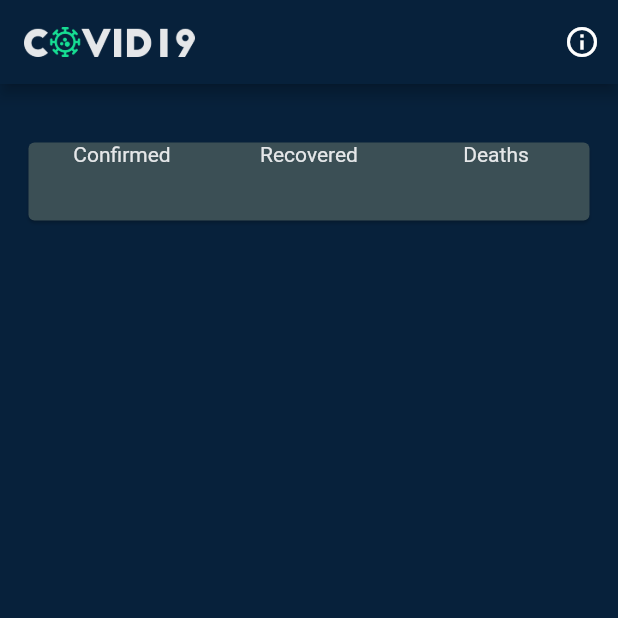
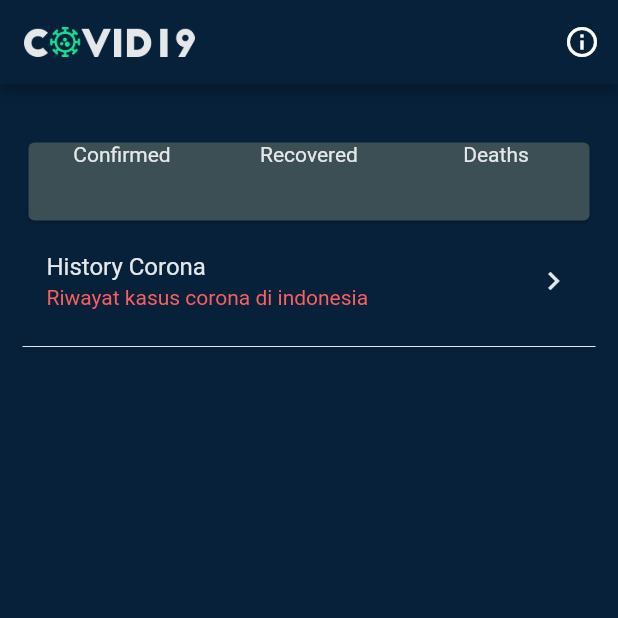
Before and after one commit to awalsetya/covid19_monitor, a Flutter app: the screen it shows after launch, on a phone screen of 412 x 824 dp, the top half of it. Run offline on Flutter 3.47's test engine with Material 2 defaults, Android fonts, the phone set to English and light mode, and no system bars; our stand-ins replace flutter_datetime_picker; network calls fail.

```diff
--- a/lib/models/country_model.dart
+++ b/lib/models/country_model.dart
@@ -1,9 +1,29 @@
+// To parse this JSON data, do
+//
+//     final countryModel = countryModelFromJson(jsonString);
+
 import 'package:meta/meta.dart';
 import 'dart:convert';
 
-CountryModel countryModelFromJson(String str) =>CountryModel.fromMap(json.decode(str));
+CountryModel countryModelFromJson(String str) => CountryModel.fromMap(json.decode(str));
 
 String countryModelToJson(CountryModel data) => json.encode(data.toMap());
+
+class CountryModel {
+    List<Country> countries;
+
+    CountryModel({
+        @required this.countries,
+    });
+
+    factory CountryModel.fromMap(Map<String, dynamic> json) => CountryModel(
+        countries: json["countries"] == null ? null : List<Country>.from(json["countries"].map((x) => Country.fromMap(x))),
+    );
+
+    Map<String, dynamic> toMap() => {
+        "countries": countries == null ? null : List<dynamic>.from(countries.map((x) => x.toMap())),
+    };
+}
 
 class Country {
     String name;
@@ -25,27 +45,6 @@ class Country {
     Map<String, dynamic> toMap() => {
         "name": name == null ? null : name,
         "iso2": iso2 == null ? null : iso2,
-        "iso": iso3 == null ? null : iso3,
+        "iso3": iso3 == null ? null : iso3,
     };
 }
-
-class CountryModel {
-  List<Country> countries;
-
-  CountryModel({
-    @required this.countries,
-  });
-
-  factory CountryModel.fromMap(Map<String, dynamic> json) => CountryModel(
-        countries: json["countries"] == null
-            ? null
-            : List<Country>.from(
-                json["couuntries"].map((x) => Country.fromMap(json))),
-      );
-
-  Map<String, dynamic> toMap() => {
-        "countries": countries == null
-            ? null
-            : List<dynamic>.from(countries.map((x) => x.toMap())),
-      };
-}
--- a/lib/models/detail_coutry.dart
+++ b/lib/models/detail_coutry.dart
@@ -47,7 +47,7 @@ class Confirmed {
     @required this.value,
     @required this.detail,
   });
-  factory Confirmed.fromMap(Map<String, dynamic>json) => Confirmed(value: json["value"] == null ? null : json["vlaue"],
+  factory Confirmed.fromMap(Map<String, dynamic>json) => Confirmed(value: json["value"] == null ? null : json["value"],
   detail: json["detail"] == null ? null : json["detail"],
   );
   Map<String, dynamic>toMap()=> {
--- a/lib/models/home_model.dart
+++ b/lib/models/home_model.dart
@@ -1,3 +1,7 @@
+// To parse this JSON data, do
+//
+//     final homeModel = homeModelFromJson(jsonString);
+
 import 'package:meta/meta.dart';
 import 'dart:convert';
 
@@ -31,28 +35,16 @@ class HomeModel {
     });
 
     factory HomeModel.fromMap(Map<String, dynamic> json) => HomeModel(
-        confirmed: json["confirmed"] == null
-            ? null
-            : Confirmed.fromMap(json["confirmed"]),
-        recovered: json["recovered"] == null
-            ? null
-            : Confirmed.fromMap(json["recovered"]),
-        deaths:
-            json["deaths"] == null ? null : Confirmed.fromMap(json["deaths"]),
-        dailySummary:
-            json["dailySummary"] == null ? null : json["dailySummary"],
-        dailyTimeSeries: json["dailyTimeSeries"] == null
-            ? null
-            : CountryDetail.fromMap(json["dailyTimeSeries"]),
+        confirmed: json["confirmed"] == null ? null : Confirmed.fromMap(json["confirmed"]),
+        recovered: json["recovered"] == null ? null : Confirmed.fromMap(json["recovered"]),
+        deaths: json["deaths"] == null ? null : Confirmed.fromMap(json["deaths"]),
+        dailySummary: json["dailySummary"] == null ? null : json["dailySummary"],
+        dailyTimeSeries: json["dailyTimeSeries"] == null ? null : CountryDetail.fromMap(json["dailyTimeSeries"]),
         image: json["image"] == null ? null : json["image"],
         source: json["source"] == null ? null : json["source"],
         countries: json["countries"] == null ? null : json["countries"],
-        countryDetail: json["countryDetail"] == null
-            ? null
-            : CountryDetail.fromMap(json["countryDetail"]),
-        lastUpdate: json["lastUpdate"] == null
-            ? null
-            : DateTime.parse(json["lastUpdate"]),
+        countryDetail: json["countryDetail"] == null ? null : CountryDetail.fromMap(json["countryDetail"]),
+        lastUpdate: json["lastUpdate"] == null ? null : DateTime.parse(json["lastUpdate"]),
     );
 
     Map<String, dynamic> toMap() => {
@@ -60,13 +52,12 @@ class HomeModel {
         "recovered": recovered == null ? null : recovered.toMap(),
         "deaths": deaths == null ? null : deaths.toMap(),
         "dailySummary": dailySummary == null ? null : dailySummary,
-        "dailyTImeSeries": dailyTimeSeries == null ? null : dailyTimeSeries.toMap(),
+        "dailyTimeSeries": dailyTimeSeries == null ? null : dailyTimeSeries.toMap(),
         "image": image == null ? null : image,
         "source": source == null ? null : source,
         "countries": countries == null ? null : countries,
         "countryDetail": countryDetail == null ? null : countryDetail.toMap(),
         "lastUpdate": lastUpdate == null ? null : lastUpdate.toIso8601String(),
-
     };
 }
 
@@ -74,12 +65,16 @@ class Confirmed {
     int value;
     String detail;
 
-  Confirmed({@required this.value, @required this.detail});
+    Confirmed({
+        @required this.value,
+        @required this.detail,
+    });
 
     factory Confirmed.fromMap(Map<String, dynamic> json) => Confirmed(
         value: json["value"] == null ? null : json["value"],
         detail: json["detail"] == null ? null : json["detail"],
     );
+
     Map<String, dynamic> toMap() => {
         "value": value == null ? null : value,
         "detail": detail == null ? null : detail,
@@ -90,7 +85,10 @@ class CountryDetail {
     String pattern;
     String example;
 
-  CountryDetail({@required this.pattern, @required this.example});
+    CountryDetail({
+        @required this.pattern,
+        @required this.example,
+    });
 
     factory CountryDetail.fromMap(Map<String, dynamic> json) => CountryDetail(
         pattern: json["pattern"] == null ? null : json["pattern"],
--- a/lib/providers/country_provider.dart
+++ b/lib/providers/country_provider.dart
@@ -6,14 +6,14 @@ class CountryProvider with ChangeNotifier {
   var api = ApiServices();
   CountryModel country;
 
-  Future<CountryModel> getCountryProvider()async{
-    final response = await api.client.get("${api.baseUrl}/api/country");
+  Future<CountryModel> getCountryProvider() async {
+    final response = await api.client.get("${api.baseUrl}/api/countries/");
     if (response.statusCode == 200) {
       notifyListeners();
       var res = countryModelFromJson(response.body);
       country = res;
       return country;
-    }else{
+    } else {
       return null;
     }
   }
--- a/lib/providers/homeprovider.dart
+++ b/lib/providers/homeprovider.dart
@@ -7,15 +7,15 @@ class HomeProvider with ChangeNotifier {
   var api = ApiServices();
   HomeModel home;
 
-  Future<HomeModel> getHomeProvider()async{
-    // print api baseUrl
+  Future<HomeModel> getHomeProvider() async {
+    // print(api.baseUrl);
     final response = await api.client.get("${api.baseUrl}/api");
     if (response.statusCode == 200) {
       notifyListeners();
       var res = homeModelFromJson(response.body);
       home = res;
       return res;
-    }else{
+    } else {
       return null;
     }
   }
--- a/lib/providers/province_provider.dart
+++ b/lib/providers/province_provider.dart
@@ -6,14 +6,14 @@ class ProvinceProvider with ChangeNotifier {
   var api = ApiServices();
   DetailCountry province;
 
-  Future<DetailCountry>getProvinceProvider(String id) async{
+  Future<DetailCountry> getProviceProvider(String id) async {
     final response = await api.client.get("${api.baseUrl}/api/countries/$id");
-    if (response.statusCode == 200){
+    if (response.statusCode == 200) {
       notifyListeners();
       var res = detailCountryFromJson(response.body);
       province = res;
       return province;
-    }else{
+    } else {
       return null;
     }
   }
--- a/lib/screens/home_page.dart
+++ b/lib/screens/home_page.dart
@@ -1,11 +1,12 @@
-import 'package:flutter/material.dart';
-import 'package:intl/intl.dart';
-import 'package:provider/provider.dart';
+import '../providers/country_provider.dart';
 import '../providers/homeprovider.dart';
-import '../providers/country_provider.dart';
 import '../providers/province_provider.dart';
 import '../screens/about_page.dart';
 import '../utilities/app_style.dart';
+import 'package:flutter/material.dart';
+import 'package:flutter_datetime_picker/flutter_datetime_picker.dart';
+import 'package:intl/intl.dart';
+import 'package:provider/provider.dart';
 
 class HomePage extends StatefulWidget {
   @override
@@ -16,6 +17,7 @@ class _HomePageState extends State<HomePage> {
   DateFormat fn = DateFormat("M-dd-yyyy");
   String _selectedLocation = "ID";
   String datetime = '2-14-2020';
+
   @override
   void initState() {
     super.initState();
@@ -25,7 +27,11 @@ class _HomePageState extends State<HomePage> {
     });
     Provider.of<HomeProvider>(context, listen: false).getHomeProvider();
     Provider.of<CountryProvider>(context, listen: false).getCountryProvider();
-    Provider.of<ProvinceProvider>(context, listen: false).getProvinceProvider(_selectedLocation);
+    // Provider.of<HistoryProvider>(context, listen: false).getHistory();
+    // Provider.of<DailyProvider>(context, listen: false)
+    //     .getDailyProvider(datetime);
+    Provider.of<ProvinceProvider>(context, listen: false)
+        .getProviceProvider(_selectedLocation);
   }
 
   @override
@@ -33,8 +39,10 @@ class _HomePageState extends State<HomePage> {
     DateFormat f = DateFormat("yyyy-MM-dd HH:mm:ss");
     final nf = NumberFormat("#,###");
     var home = Provider.of<HomeProvider>(context).home;
+    //var daily = Provider.of<DailyProvider>(context).daily;
+    var province = Provider.of<ProvinceProvider>(context).province;
     var country = Provider.of<CountryProvider>(context).country;
-    var province = Provider.of<ProvinceProvider>(context).province;
+
     return Scaffold(
         appBar: AppBar(
           title: Image.asset('lib/images/covid19.png', height: 20.0),
@@ -62,14 +70,11 @@ class _HomePageState extends State<HomePage> {
                     Row(
                       children: <Widget>[
                         Spacer(),
-                      Icon(Icons.timer, color: AppStyle.txw),
+                        Icon(Icons.timer, color: AppStyle.txg),
                         SizedBox(width: 2),
                         Text(f.format(home?.lastUpdate),
                             style: TextStyle(color: AppStyle.txg)),
                       ],
-                  ),
-                  SizedBox(
-                    height: 15,
                     ),
                     titleWidget('Confirmed',
                         nf.format(home?.confirmed?.value) ?? '', AppStyle.txw),
@@ -86,14 +91,14 @@ class _HomePageState extends State<HomePage> {
                   children: <Widget>[
                     if (country != null)
                       Padding(
-                      padding: EdgeInsets.symmetric(horizontal: 10),
+                        padding: const EdgeInsets.symmetric(horizontal: 10.0),
                         child: Theme(
-                        data: ThemeData(canvasColor: AppStyle.bg),
+                          data: ThemeData(canvasColor: AppStyle.bgl),
                           child: DropdownButton(
                               isExpanded: true,
                               hint: Text(
                                 'Please choose a location',
-                            style: TextStyle(color: AppStyle.bgl),
+                                style: TextStyle(color: AppStyle.txg),
                               ),
                               value: _selectedLocation,
                               onChanged: (newValue) {
@@ -103,11 +108,10 @@ class _HomePageState extends State<HomePage> {
                                 });
                                 Provider.of<ProvinceProvider>(context,
                                         listen: false)
-                                .getProvinceProvider(newValue);
+                                    .getProviceProvider(newValue);
                               },
                               items: country.countries
-                              .map(
-                                (val) => DropdownMenuItem(
+                                  .map((val) => DropdownMenuItem(
                                         value: val.iso2,
                                         child: Text(
                                           val.name,
@@ -115,50 +119,88 @@ class _HomePageState extends State<HomePage> {
                                             color: AppStyle.txg,
                                           ),
                                         ),
-                                ),
-                              )
-                              .toList(),
-                        ),
+                                      ))
+                                  .toList()),
                         ),
                       ),
                     confirmDetail(
                       province?.confirmed?.value?.toString(),
                       province?.recovered?.value?.toString(),
                       province?.deaths?.value?.toString(),
-                    ),
-                ],
-              ),
                     )
                   ],
                 ),
               ),
-    );
+              ListTile(
+                title: Text('History Corona', style: AppStyle.stdtw),
+                subtitle: Text('Riwayat kasus corona di indonesia',
+                    style: AppStyle.stdtr),
+                trailing: Icon(
+                  Icons.keyboard_arrow_right,
+                  color: AppStyle.txw,
+                ),
+                onTap: () {
+
+                },
+              ),
+              Divider(color: AppStyle.txw),
+              // ListTile(
+              //   title: Text('Daily Cases', style: AppStyle.stdtw),
+              //   trailing: InkWell(
+              //       onTap: () {
+              //         DatePicker.showDatePicker(context,
+              //             showTitleActions: true,
+              //             minTime: DateTime(2020, 1, 1),
+              //             maxTime: DateTime(2020, 12, 31), onConfirm: (date) {
+              //           setState(() {
+              //             datetime = fn.format(date);
+              //             Provider.of<DailyProvider>(context, listen: false)
+              //                 .getDailyProvider(datetime);
+              //           });
+              //         }, currentTime: DateTime.now());
+              //       },
+              //       child: Text('Change $datetime',
+              //           style: TextStyle(color: AppStyle.txg))),
+              // ),
+              // if (daily != null)
+              //   Column(
+              //       children: daily
+              //           .map((val) => Card(
+              //                 color: AppStyle.bgl,
+              //                 child: Column(
+              //                   children: <Widget>[
+              //                     ListTile(
+              //                       title: Text(val?.provinceState ?? '',
+              //                           style: AppStyle.stdtw),
+              //                       trailing: Text(val.countryRegion ?? '',
+              //                           style: AppStyle.stdtw),
+              //                     ),
+              //                     confirmDetail(
+              //                       val?.confirmed?.toString(),
+              //                       val?.recovered?.toString(),
+              //                       val?.deaths?.toString(),
+              //                     )
+              //                   ],
+              //                 ),
+              //               ))
+              //           .toList())
+            ],
+          ),
+        ));
   }
 
-  Widget titleWidget(title, subtitle, color) {
-    return Container(
-      height: 70,
-      child: Card(
-        color: Colors.blueGrey,
-        margin: EdgeInsets.fromLTRB(0, 5, 160, 5),
-        child: ListTile(
-          title: Text(title, style: AppStyle.stdtw),
-          subtitle: Text(subtitle,
-              style: AppStyle.subtitleMain.copyWith(color: color)),
-        ),
-      ),
-    );
-  }
-
-  Widget confirmDetail(confirm,recovered,death){
+  Widget confirmDetail(confirm, recovered, death) {
     return Row(
       children: <Widget>[
         Expanded(
           child: Column(
             children: <Widget>[
               Text('Confirmed', style: AppStyle.stdtw),
-              Padding(padding: AppStyle.pv10, child: Text(confirm ?? '',style: AppStyle.stdtb.copyWith(color:AppStyle.txw,),),
-              ),
+              Padding(
+                padding: AppStyle.pv10,
+                child: Text(confirm ?? '',
+                    style: AppStyle.stdtb.copyWith(color: AppStyle.txw)),
+              )
             ],
           ),
         ),
@@ -166,8 +208,11 @@ class _HomePageState extends State<HomePage> {
           child: Column(
             children: <Widget>[
               Text('Recovered', style: AppStyle.stdtw),
-              Padding(padding: AppStyle.pv10, child: Text(recovered ?? '',style: AppStyle.stdtb.copyWith(color:AppStyle.txg,),),
-              ),
+              Padding(
+                padding: AppStyle.pv10,
+                child: Text(recovered ?? '',
+                    style: AppStyle.stdtb.copyWith(color: AppStyle.txg)),
+              )
             ],
           ),
         ),
@@ -175,12 +220,23 @@ class _HomePageState extends State<HomePage> {
           child: Column(
             children: <Widget>[
               Text('Deaths', style: AppStyle.stdtw),
-              Padding(padding: AppStyle.pv10, child: Text(death ?? '',style: AppStyle.stdtb.copyWith(color:AppStyle.txr,),),
-              ),
+              Padding(
+                padding: AppStyle.pv10,
+                child: Text(death ?? '',
+                    style: AppStyle.stdtb.copyWith(color: AppStyle.txr)),
+              )
             ],
           ),
         )
       ],
     );
   }
+
+  Widget titleWidget(title, subtitle, color) {
+    return ListTile(
+      title: Text(title, style: AppStyle.stdtw),
+      subtitle:
+          Text(subtitle, style: AppStyle.subtitleMain.copyWith(color: color)),
+    );
   }
+}
```
Lines whose indentation alone changed are shown as unchanged.
